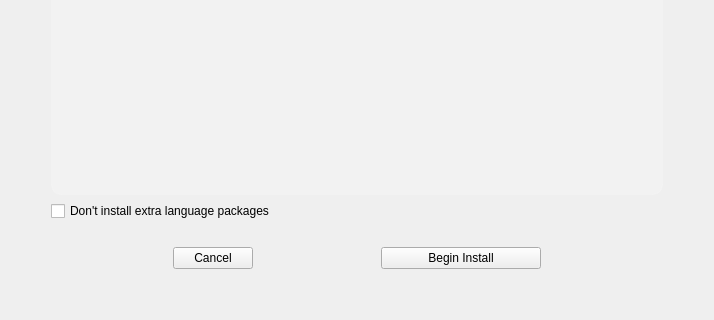
Before: the Qt Designer form yali4/gui/Ui/summarywidget.ui in dadas45li/yali, drawn with Qt 5; both pictures show x 0 to 714 and y 194 to 514 of the 714 by 514 pixel window.
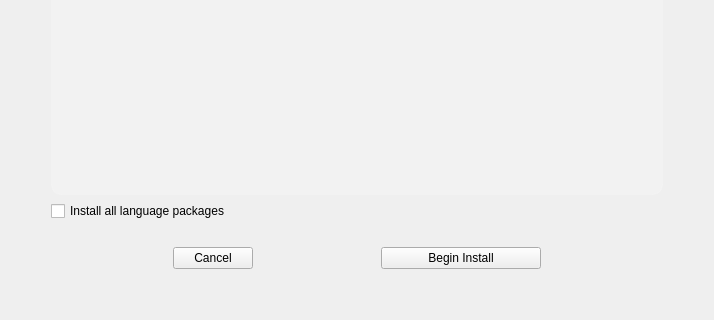
After: the same form once the commit is applied.

Commit message: * Initial commit for dont install extra language packages feature ..

Patch:
```diff
--- a/yali4/gui/Ui/summarywidget.ui
+++ b/yali4/gui/Ui/summarywidget.ui
@@ -188,7 +188,7 @@
    <item row="2" column="1" colspan="5">
     <widget class="QCheckBox" name="dontInstallExtraLangs">
      <property name="text">
-      <string>Don't install extra language packages</string>
+      <string>Install all language packages</string>
      </property>
     </widget>
    </item>
```
Left out of the diff: 5 changed lines with no effect on the pictures. The commit also changes 5 other files.
